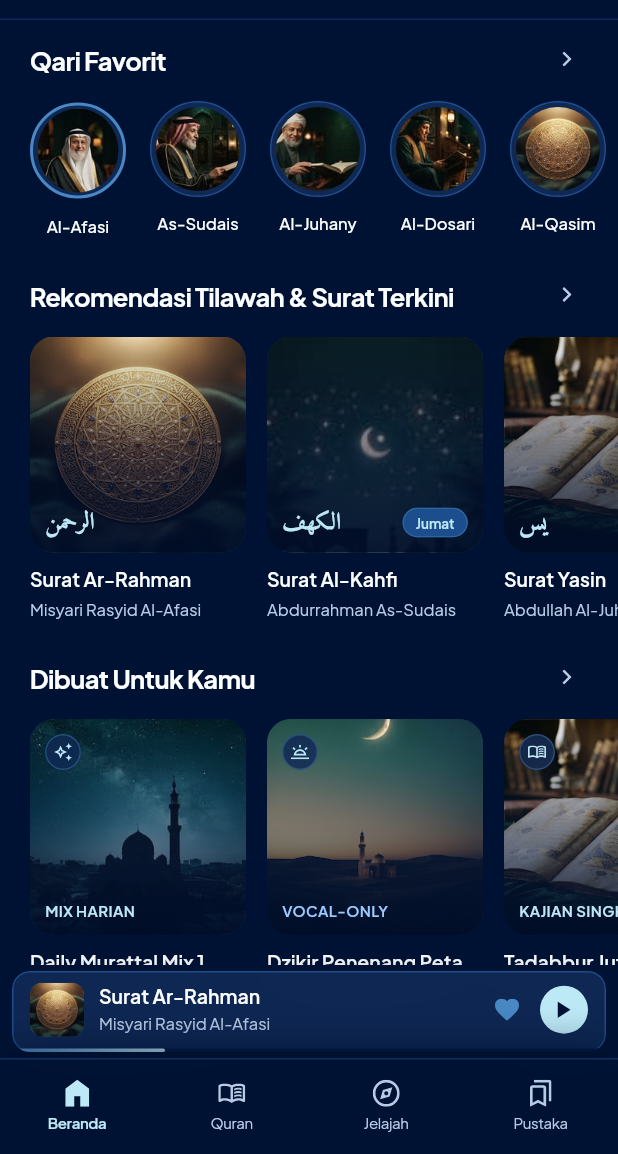
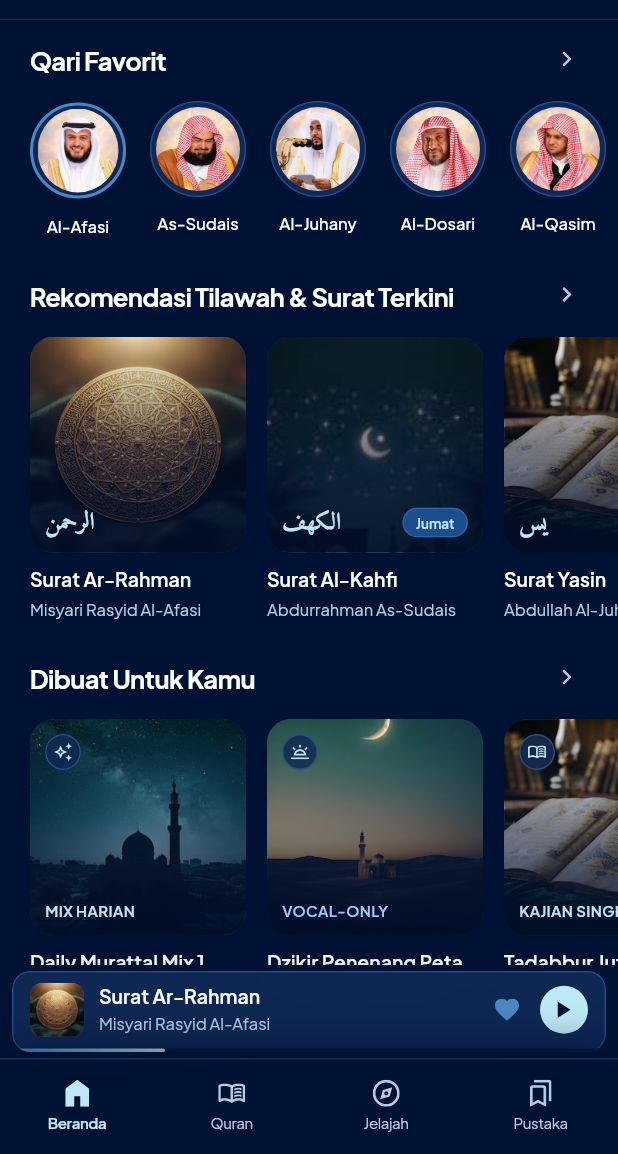
Before and after one commit to Rahmadarf/quran-app-final-project, a Flutter app: the screen it shows after launch, on a phone screen of 412 x 824 dp, the part 82-1236 px from its top. Run offline on Flutter 3.47's test engine with Material 3 defaults, Android fonts, the phone set to English and light mode, and no system bars; our stand-ins replace flutter_svg.

Commit message:
refactor(home): pakai foto qari webp dari tim di rak Qari Favorit
Ganti foto png sementara dengan foto webp yang sudah ada di assets/images/qari
sehingga Beranda konsisten dengan galeri widget. Al-Qasim kini memakai foto
sendiri, bukan sampul Ar-Rahman. Hapus empat foto png yang tidak lagi dipakai.

```diff
--- a/lib/features/home/presentation/home_screen.dart
+++ b/lib/features/home/presentation/home_screen.dart
@@ -72,31 +72,38 @@ class HomeScreen extends StatelessWidget {
                     crossAxisAlignment: CrossAxisAlignment.start,
                     children: [
                       QariAvatarItem(
-                        image: AssetImage('assets/images/qari/al-afasi-bisht.png'),
+                        image: AssetImage(
+                          'assets/images/qari/misyari-rasyid-al-afasi.webp',
+                        ),
                         name: 'Al-Afasi',
                         selected: true,
-                        alignment: Alignment(0, -0.7),
                       ),
                       SizedBox(width: 16),
                       QariAvatarItem(
-                        image: AssetImage('assets/images/qari/as-sudais.png'),
+                        image: AssetImage(
+                          'assets/images/qari/abdurrahman-as-sudais.webp',
+                        ),
                         name: 'As-Sudais',
-                        alignment: Alignment(-0.2, 0),
                       ),
                       SizedBox(width: 16),
                       QariAvatarItem(
-                        image: AssetImage('assets/images/qari/al-juhany.png'),
+                        image: AssetImage(
+                          'assets/images/qari/abdullah-al-juhany.webp',
+                        ),
                         name: 'Al-Juhany',
-                        alignment: Alignment(0.3, 0),
                       ),
                       SizedBox(width: 16),
                       QariAvatarItem(
-                        image: AssetImage('assets/images/qari/al-dosari.png'),
+                        image: AssetImage(
+                          'assets/images/qari/ibrahim-al-dossari.webp',
+                        ),
                         name: 'Al-Dosari',
                       ),
                       SizedBox(width: 16),
                       QariAvatarItem(
-                        image: AssetImage('assets/images/covers/ar-rahman.png'),
+                        image: AssetImage(
+                          'assets/images/qari/abdul-muhsin-al-qasim.webp',
+                        ),
                         name: 'Al-Qasim',
                       ),
                     ],
```
Also changed, not shown: assets/images/qari/al-afasi-bisht.png (deleted), assets/images/qari/al-dosari.png (deleted), assets/images/qari/al-juhany.png (deleted), assets/images/qari/as-sudais.png (deleted).
